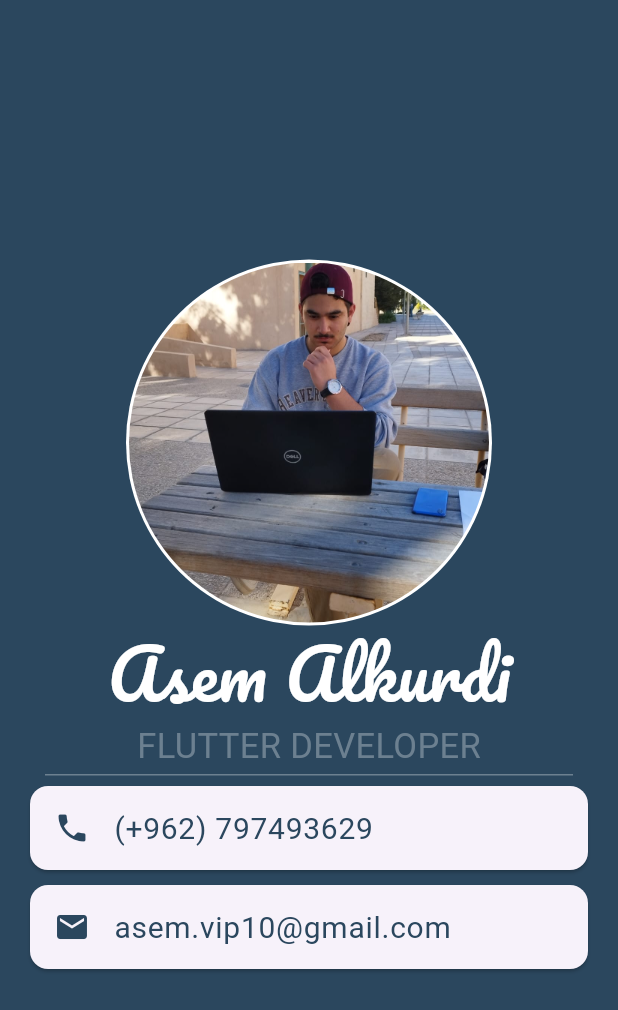
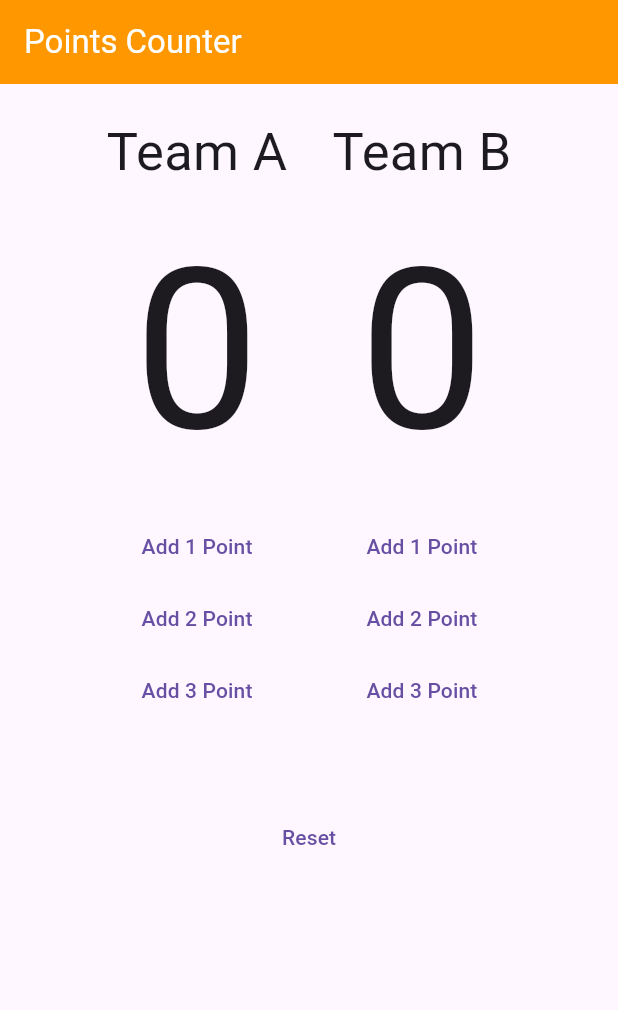
Before and after one commit to asem-kurd/learn_flutter_projects, a Flutter app: the screen it shows after launch, on a phone screen of 412 x 824 dp. Shown: the top 1010 px of the screen. Run offline on Flutter 3.47's test engine with Material 3 defaults, Android fonts, the phone set to English and light mode, and no system bars.

Commit message:
Start BasketballCounterApp First Vertion:)

```diff
--- a/lib/main.dart
+++ b/lib/main.dart
@@ -1,79 +1,86 @@
 import 'package:flutter/material.dart';
 
 void main() {
-  runApp(BusnissCardApp());
+  runApp(BasketballCounterApp());
 }
 
-class BusnissCardApp extends StatelessWidget {
+class BasketballCounterApp extends StatelessWidget {
+  @override
   Widget build(BuildContext context) {
-    return const MaterialApp(
+    return MaterialApp(
       home: Scaffold(
-        backgroundColor: Color(0xff2B475E),
+        appBar: AppBar(
+          backgroundColor: Colors.orange,
+          title: const Text(
+            "Points Counter",
+            style: TextStyle(color: Colors.white),
+          ),
+        ),
         body: Column(
+          children: [
+            const Padding(padding: EdgeInsets.only(top: 20)),
+            Row(
               mainAxisAlignment: MainAxisAlignment.center,
               children: [
-            CircleAvatar(
-              radius: 122,
-              backgroundColor: Colors.white,
-              child: CircleAvatar(
-                backgroundColor: Colors.white,
-                radius: 120,
-                backgroundImage: AssetImage("Images/logo.png"),
+                Column(
+                  children: [
+                    const Text(
+                      "Team A",
+                      style: TextStyle(fontSize: 35),
                     ),
+                    const Text(
+                      "0",
+                      style: TextStyle(fontSize: 150),
                     ),
-            Text(
-              "Asem Alkurdi",
-              style: TextStyle(
-                color: Colors.white,
-                fontSize: 45,
-                fontFamily: "Pacifico",
+                    TextButton(
+                      onPressed: () {},
+                      child: const Text('Add 1 Point'),
                     ),
+                    TextButton(
+                      onPressed: () {},
+                      child: const Text('Add 2 Point'),
                     ),
-            Text(
-              "FLUTTER DEVELOPER",
-              style: TextStyle(
-                color: Color(0xff6c8090),
-                fontSize: 23,
+                    TextButton(
+                      onPressed: () {},
+                      child: const Text('Add 3 Point'),
                     ),
+                  ],
                 ),
-            Divider(
-              color: Color(0xff6c8090),
-              thickness: 1,
-              indent: 30,
-              endIndent: 30,
-              height: 5,
+                const VerticalDivider(
+                  color: Color.fromARGB(157, 0, 0, 0),
+                  width: 30,
+                  thickness: 10,
                 ),
-            Card(
-              margin: EdgeInsets.symmetric(horizontal: 20, vertical: 5),
-              child: ListTile(
-                leading: Icon(
-                  Icons.phone,
-                  color: Color(0xff2B475E),
+                Column(
+                  children: [
+                    const Text(
+                      "Team B",
+                      style: TextStyle(fontSize: 35),
                     ),
-                title: Text(
-                  "(+962) 797493629",
-                  style: TextStyle(
-                    color: Color(0xff2B475E),
-                    fontSize: 20,
+                    const Text(
+                      "0",
+                      style: TextStyle(fontSize: 150),
                     ),
+                    TextButton(
+                      onPressed: () {},
+                      child: const Text('Add 1 Point'),
                     ),
+                    TextButton(
+                      onPressed: () {},
+                      child: const Text('Add 2 Point'),
                     ),
+                    TextButton(
+                      onPressed: () {},
+                      child: const Text('Add 3 Point'),
                     ),
-            Card(
-              margin: EdgeInsets.symmetric(horizontal: 20, vertical: 5),
-              child: ListTile(
-                leading: Icon(
-                  Icons.mail,
-                  color: Color(0xff2B475E),
+                  ],
                 ),
-                title: Text(
-                  "asem.vip10@gmail.com",
-                  style: TextStyle(
-                    color: Color(0xff2B475E),
-                    fontSize: 20,
+              ],
             ),
-                ),
-              ),
+            const Padding(padding: EdgeInsets.only(top: 50)),
+            TextButton(
+              onPressed: () {},
+              child: const Text('Reset'),
             ),
           ],
         ),
```
Lines whose indentation alone changed are shown as unchanged.
